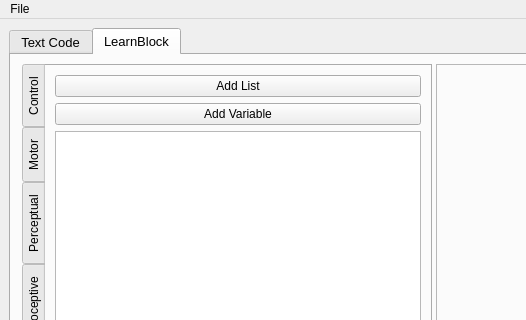
Old version of the form learnbot-dsl/learnbotCode/guis/interface.ui in the repository robocomp/LearnBlock; both pictures show x 0 to 526 and y 0 to 320 of the 681 by 638 pixel window.
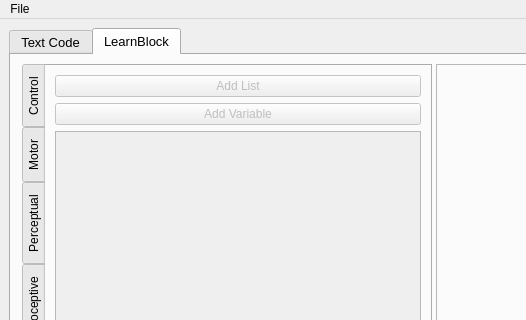
New version of the form. The open tabs and pages were chosen to show the change.

```diff
--- a/learnbot-dsl/learnbotCode/guis/interface.ui
+++ b/learnbot-dsl/learnbotCode/guis/interface.ui
@@ -205,6 +205,9 @@
             </layout>
            </widget>
            <widget class="QWidget" name="tab">
+            <property name="enabled">
+             <bool>false</bool>
+            </property>
             <attribute name="title">
              <string>Variables</string>
             </attribute>
```
Left out of the diff: 3 changed lines with no effect on the pictures.
